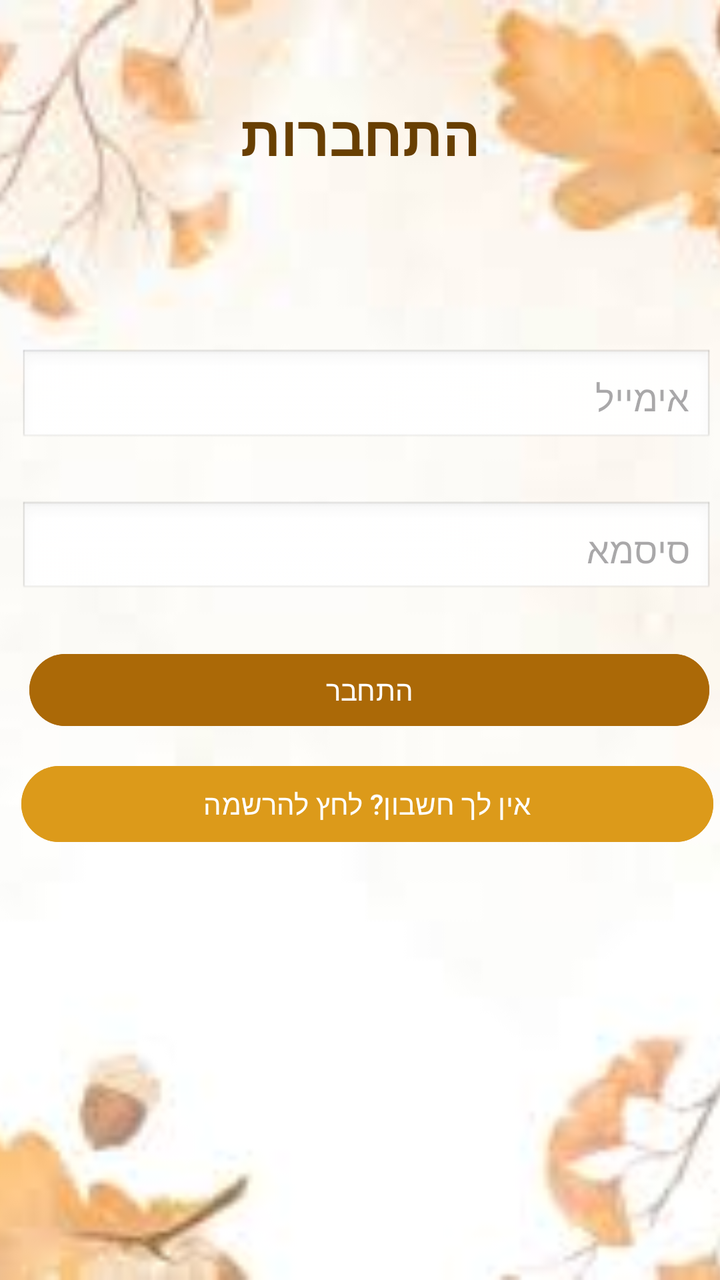
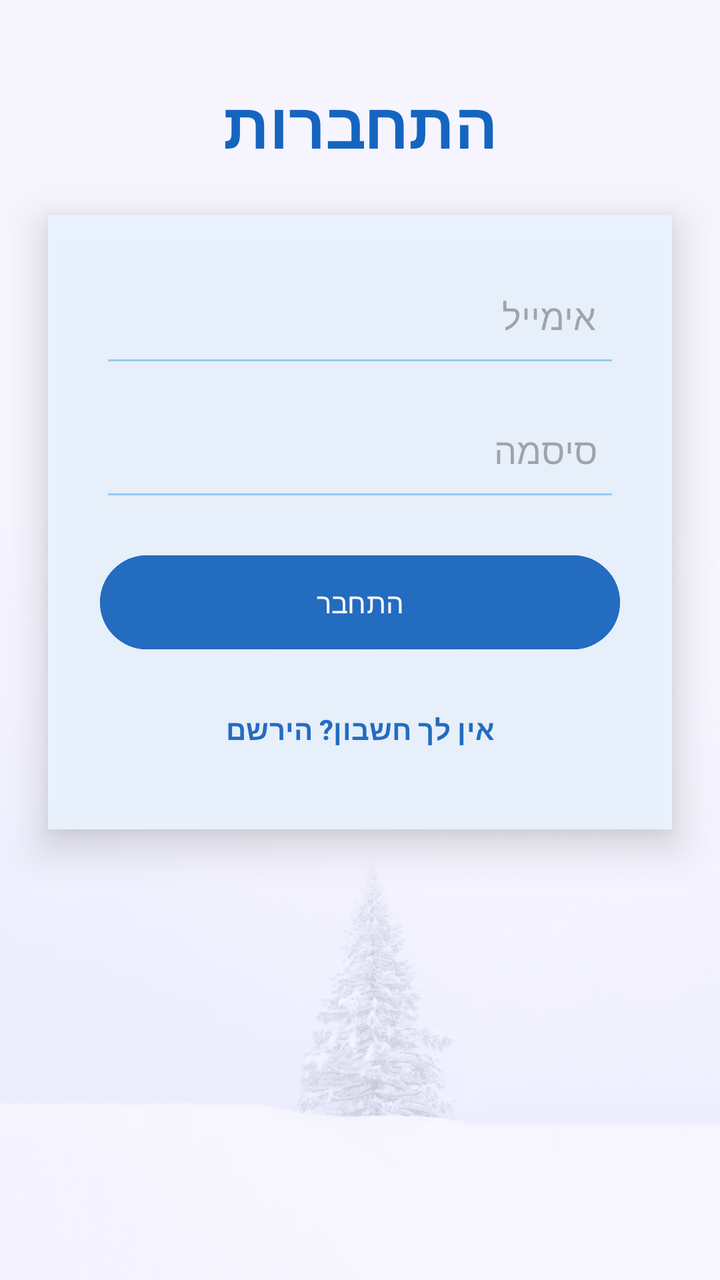

Two renders of the same Android screen: before a commit and after it. Below are the layout's source before the change and the commit's diff.
<!-- AndroidManifest.xml: application theme Theme.ProjectX -->
<!-- res/layout/activity_login2.xml -->
<?xml version="1.0" encoding="utf-8"?>
<androidx.constraintlayout.widget.ConstraintLayout xmlns:android="http://schemas.android.com/apk/res/android"
    xmlns:app="http://schemas.android.com/apk/res-auto"
    xmlns:tools="http://schemas.android.com/tools"
    android:id="@+id/main"
    android:layout_width="match_parent"
    android:layout_height="match_parent"
    tools:context=".Login">



    <ImageView
        android:id="@+id/backgroundImage"
        android:layout_width="0dp"
        android:layout_height="0dp"
        android:scaleType="centerCrop"
        android:adjustViewBounds="true"
        android:src="@drawable/back4"
        android:clickable="false"
        android:focusable="false"
        app:layout_constraintTop_toTopOf="parent"
        app:layout_constraintBottom_toBottomOf="parent"
        app:layout_constraintStart_toStartOf="parent"
        app:layout_constraintEnd_toEndOf="parent" />

    <TextView
        android:id="@+id/tvTitle"
        android:layout_width="wrap_content"
        android:layout_height="wrap_content"
        android:text="התחברות"
        android:textSize="28sp"
        android:textStyle="bold"
        android:textColor="#683F02"
        app:layout_constraintTop_toTopOf="parent"
        app:layout_constraintStart_toStartOf="parent"
        app:layout_constraintEnd_toEndOf="parent"
        android:layout_marginTop="48dp" />

    <EditText
        android:id="@+id/Emaillg"
        android:layout_width="347dp"
        android:layout_height="49dp"
        android:layout_marginTop="88dp"
        android:background="@android:drawable/edit_text"
        android:hint="אימייל"
        android:inputType="textPersonName"
        android:padding="12dp"
        app:layout_constraintEnd_toEndOf="parent"
        app:layout_constraintHorizontal_bias="0.75"
        app:layout_constraintStart_toStartOf="parent"
        app:layout_constraintTop_toBottomOf="@id/tvTitle" />

    <EditText
        android:id="@+id/Passwordlg"
        android:layout_width="347dp"
        android:layout_height="wrap_content"
        android:layout_marginTop="164dp"
        android:background="@android:drawable/edit_text"
        android:hint="סיסמא"
        android:inputType="textPersonName"
        android:padding="12dp"
        app:layout_constraintEnd_toEndOf="parent"
        app:layout_constraintHorizontal_bias="0.75"
        app:layout_constraintStart_toStartOf="parent"
        app:layout_constraintTop_toBottomOf="@id/tvTitle" />

    <Button
        android:id="@+id/btnlogin"
        android:layout_width="340dp"
        android:layout_height="44dp"
        android:layout_marginTop="24dp"
        android:backgroundTint="#AB6907"
        android:text="התחבר"
        android:textColor="#FFFFFF"
        app:layout_constraintEnd_toEndOf="parent"
        app:layout_constraintHorizontal_bias="0.728"
        app:layout_constraintStart_toStartOf="parent"
        app:layout_constraintTop_toBottomOf="@id/Passwordlg" />

    <Button
        android:id="@+id/registerpage"
        android:layout_width="346dp"
        android:layout_height="46dp"
        android:layout_marginTop="12dp"
        android:backgroundTint="#DC9A1A"
        android:text="אין לך חשבון? לחץ להרשמה"
        android:textColor="#FFFFFF"
        app:layout_constraintEnd_toEndOf="parent"
        app:layout_constraintHorizontal_bias="0.753"
        app:layout_constraintStart_toStartOf="parent"
        app:layout_constraintTop_toBottomOf="@id/btnlogin" />

</androidx.constraintlayout.widget.ConstraintLayout>
<!-- resources referenced by this layout -->
<resources>
  <!-- drawable back4: jpg bitmap (drawable, 3763 bytes) -->
  <style name="Theme.ProjectX" parent="Base.Theme.ProjectX" />
  <style name="Base.Theme.ProjectX" parent="Theme.Material3.DayNight.NoActionBar">
          
          
      </style>
</resources>

<!-- the commit's change to res/layout/activity_login2.xml (unified diff, before → after) -->
@@ -1,93 +1,96 @@
 <?xml version="1.0" encoding="utf-8"?>
-<androidx.constraintlayout.widget.ConstraintLayout xmlns:android="http://schemas.android.com/apk/res/android"
+<androidx.constraintlayout.widget.ConstraintLayout
+    xmlns:android="http://schemas.android.com/apk/res/android"
     xmlns:app="http://schemas.android.com/apk/res-auto"
-    xmlns:tools="http://schemas.android.com/tools"
-    android:id="@+id/main"
     android:layout_width="match_parent"
-    android:layout_height="match_parent"
-    tools:context=".Login">
+    android:layout_height="match_parent">
 
-
-
+    
     <ImageView
         android:id="@+id/backgroundImage"
         android:layout_width="0dp"
         android:layout_height="0dp"
         android:scaleType="centerCrop"
-        android:adjustViewBounds="true"
-        android:src="@drawable/back4"
-        android:clickable="false"
-        android:focusable="false"
+        android:src="@drawable/back3"
+        android:alpha="0.25"
         app:layout_constraintTop_toTopOf="parent"
         app:layout_constraintBottom_toBottomOf="parent"
         app:layout_constraintStart_toStartOf="parent"
-        app:layout_constraintEnd_toEndOf="parent" />
+        app:layout_constraintEnd_toEndOf="parent"/>
 
+    
     <TextView
         android:id="@+id/tvTitle"
         android:layout_width="wrap_content"
         android:layout_height="wrap_content"
         android:text="התחברות"
-        android:textSize="28sp"
+        android:textSize="32sp"
         android:textStyle="bold"
-        android:textColor="#683F02"
+        android:textColor="#1565C0"
+        android:layout_marginTop="40dp"
         app:layout_constraintTop_toTopOf="parent"
         app:layout_constraintStart_toStartOf="parent"
-        app:layout_constraintEnd_toEndOf="parent"
-        android:layout_marginTop="48dp" />
+        app:layout_constraintEnd_toEndOf="parent"/>
 
-    <EditText
-        android:id="@+id/Emaillg"
-        android:layout_width="347dp"
-        android:layout_height="49dp"
-        android:layout_marginTop="88dp"
-        android:background="@android:drawable/edit_text"
-        android:hint="אימייל"
-        android:inputType="textPersonName"
-        android:padding="12dp"
-        app:layout_constraintEnd_toEndOf="parent"
-        app:layout_constraintHorizontal_bias="0.75"
+    
+    <LinearLayout
+        android:id="@+id/loginCard"
+        android:layout_width="0dp"
+        android:layout_height="wrap_content"
+        android:orientation="vertical"
+        android:padding="26dp"
+        android:background="#EAF4FF"
+        android:alpha="0.92"
+        android:elevation="12dp"
+        android:layout_margin="24dp"
+        app:layout_constraintTop_toBottomOf="@id/tvTitle"
         app:layout_constraintStart_toStartOf="parent"
-        app:layout_constraintTop_toBottomOf="@id/tvTitle" />
+        app:layout_constraintEnd_toEndOf="parent">
 
-    <EditText
-        android:id="@+id/Passwordlg"
-        android:layout_width="347dp"
-        android:layout_height="wrap_content"
-        android:layout_marginTop="164dp"
-        android:background="@android:drawable/edit_text"
-        android:hint="סיסמא"
-        android:inputType="textPersonName"
-        android:padding="12dp"
-        app:layout_constraintEnd_toEndOf="parent"
-        app:layout_constraintHorizontal_bias="0.75"
-        app:layout_constraintStart_toStartOf="parent"
-        app:layout_constraintTop_toBottomOf="@id/tvTitle" />
+        
+        <EditText
+            android:id="@+id/Emaillg"
+            android:layout_width="match_parent"
+            android:layout_height="55dp"
+            android:hint="אימייל"
+            android:inputType="textEmailAddress"
+            android:gravity="right"
+            android:padding="12dp"
+            android:backgroundTint="#90CAF9"/>
 
-    <Button
-        android:id="@+id/btnlogin"
-        android:layout_width="340dp"
-        android:layout_height="44dp"
-        android:layout_marginTop="24dp"
-        android:backgroundTint="#AB6907"
-        android:text="התחבר"
-        android:textColor="#FFFFFF"
-        app:layout_constraintEnd_toEndOf="parent"
-        app:layout_constraintHorizontal_bias="0.728"
-        app:layout_constraintStart_toStartOf="parent"
-        app:layout_constraintTop_toBottomOf="@id/Passwordlg" />
+        
+        <EditText
+            android:id="@+id/Passwordlg"
+            android:layout_width="match_parent"
+            android:layout_height="55dp"
+            android:hint="סיסמה"
+            android:inputType="textPassword"
+            android:gravity="right"
+            android:layout_marginTop="12dp"
+            android:padding="12dp"
+            android:backgroundTint="#90CAF9"/>
 
-    <Button
-        android:id="@+id/registerpage"
-        android:layout_width="346dp"
-        android:layout_height="46dp"
-        android:layout_marginTop="12dp"
-        android:backgroundTint="#DC9A1A"
-        android:text="אין לך חשבון? לחץ להרשמה"
-        android:textColor="#FFFFFF"
-        app:layout_constraintEnd_toEndOf="parent"
-        app:layout_constraintHorizontal_bias="0.753"
-        app:layout_constraintStart_toStartOf="parent"
-        app:layout_constraintTop_toBottomOf="@id/btnlogin" />
+        
+        <Button
+            android:id="@+id/btnlogin"
+            android:layout_width="match_parent"
+            android:layout_height="55dp"
+            android:text="התחבר"
+            android:layout_marginTop="18dp"
+            android:backgroundTint="#1565C0"
+            android:textColor="#FFFFFF"/>
+
+        
+        <Button
+            android:id="@+id/registerpage"
+            android:layout_width="match_parent"
+            android:layout_height="wrap_content"
+            android:text="אין לך חשבון? הירשם"
+            android:textStyle="bold"
+            android:textAllCaps="false"
+            android:background="@android:color/transparent"
+            android:textColor="#1565C0"
+            android:layout_marginTop="12dp"/>
+    </LinearLayout>
 
 </androidx.constraintlayout.widget.ConstraintLayout>
<!-- resource entries referenced after the edit -->
@@ -1,6 +1,6 @@
 <!-- resources referenced by this layout -->
 <resources>
-  <!-- drawable back4: jpg bitmap (drawable, 3763 bytes) -->
+  <!-- drawable back3: webp bitmap (drawable, 23296 bytes) -->
   <style name="Theme.ProjectX" parent="Base.Theme.ProjectX" />
   <style name="Base.Theme.ProjectX" parent="Theme.Material3.DayNight.NoActionBar">
           
